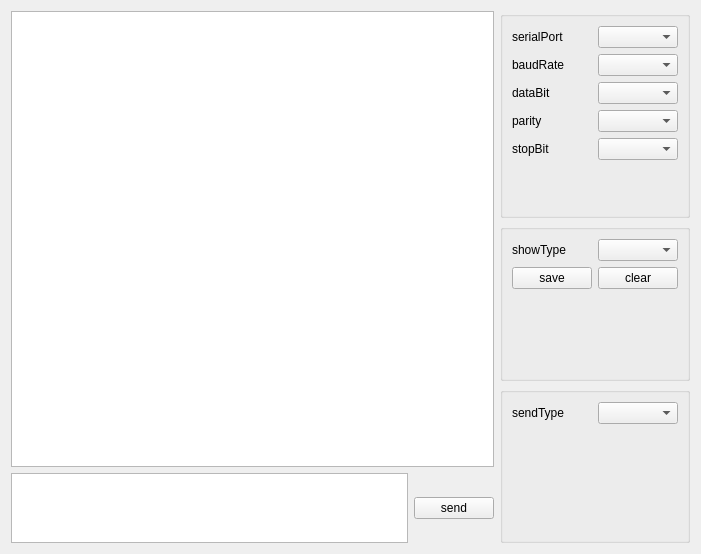
aiwang23/serialPortTools, file serialwindow.ui: the form before one commit.
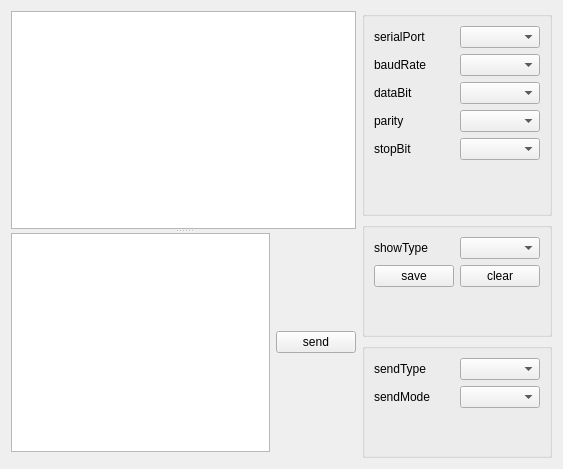
The form after the commit. Custom widgets are drawn as their Qt base class.

The edit to the form file:
```diff
--- a/serialwindow.ui
+++ b/serialwindow.ui
@@ -6,23 +6,28 @@
    <rect>
     <x>0</x>
     <y>0</y>
-    <width>701</width>
-    <height>554</height>
+    <width>563</width>
+    <height>469</height>
    </rect>
   </property>
   <property name="windowTitle">
    <string>serialwindow</string>
   </property>
-  <layout class="QGridLayout" name="gridLayout_2">
+  <layout class="QGridLayout" name="gridLayout" columnstretch="1,0">
    <item row="0" column="0" rowspan="3">
-    <layout class="QGridLayout" name="gridLayout_data" rowstretch="8,1" columnstretch="10,1">
-     <item row="0" column="0" colspan="2">
+    <widget class="QSplitter" name="splitter_data">
+     <property name="orientation">
+      <enum>Qt::Vertical</enum>
+     </property>
       <widget class="outTextEdit" name="plainTextEdit_out"/>
-     </item>
-     <item row="1" column="0">
+     <widget class="QWidget" name="layoutWidget">
+      <layout class="QVBoxLayout" name="verticalLayout_4">
+       <item>
+        <layout class="QHBoxLayout" name="horizontalLayout">
+         <item>
       <widget class="ElaPlainTextEdit" name="plainTextEdit_in"/>
      </item>
-     <item row="1" column="1">
+         <item>
       <widget class="ElaPushButton" name="pushButton_send">
        <property name="text">
         <string>send</string>
@@ -31,6 +36,13 @@
      </item>
     </layout>
    </item>
+       <item>
+        <widget class="cmdWidget" name="cmdwidget" native="true"/>
+       </item>
+      </layout>
+     </widget>
+    </widget>
+   </item>
    <item row="0" column="1">
     <widget class="QGroupBox" name="groupBox_port">
      <layout class="QVBoxLayout" name="verticalLayout_2">
@@ -197,6 +209,20 @@
         </item>
        </layout>
       </item>
+      <item>
+       <layout class="QHBoxLayout" name="horizontalLayout_8">
+        <item>
+         <widget class="ElaText" name="label_send_mode">
+          <property name="text">
+           <string>sendMode</string>
+          </property>
+         </widget>
+        </item>
+        <item>
+         <widget class="ElaComboBox" name="comboBox_send_mode"/>
+        </item>
+       </layout>
+      </item>
       <item>
        <spacer name="verticalSpacer">
         <property name="orientation">
@@ -247,6 +273,12 @@
    <extends>QLabel</extends>
    <header location="global">ElaText.h</header>
   </customwidget>
+  <customwidget>
+   <class>cmdWidget</class>
+   <extends>QWidget</extends>
+   <header location="global">cmdwidget.h</header>
+   <container>1</container>
+  </customwidget>
  </customwidgets>
  <resources/>
  <connections/>
```
Lines whose indentation alone changed are shown as unchanged.
